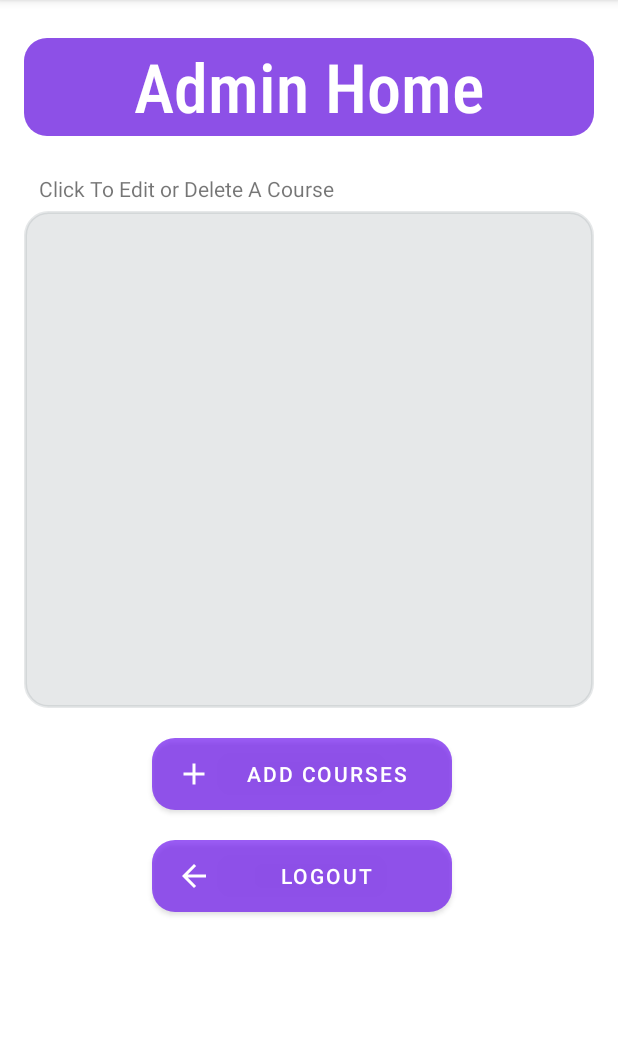
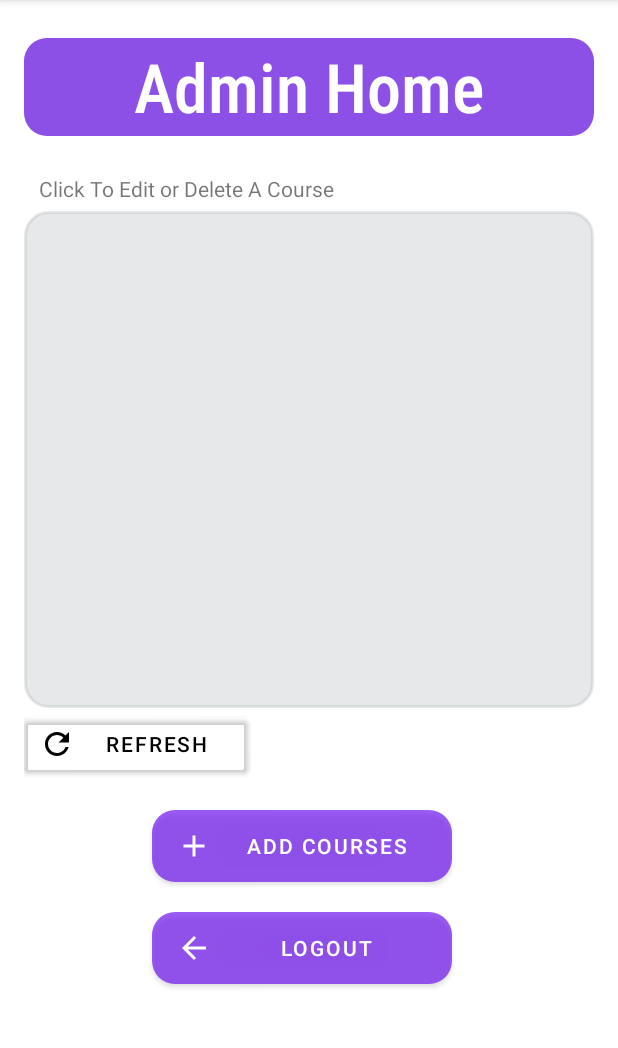
Before and after one commit to aks-456/b07-project, an Android app: the EditCourses screen opened directly, with no data from a screen before it, on a phone screen of 412 x 824 dp, the part 84-1132 px from its top. Run offline under Robolectric (Android 15) with nearby library versions, the phone set to English and light mode, and no system bars; our stand-ins replace Firebase (no records; nobody signed in at launch, a user with empty details on screens opened directly).

Commit message:
Final Changes

```diff
--- a/B07Project/app/src/main/java/com/example/b07project/LoginPresenter.java
+++ b/B07Project/app/src/main/java/com/example/b07project/LoginPresenter.java
@@ -2,8 +2,8 @@ package com.example.b07project;
 
 public class LoginPresenter implements LoginContract.LoginListener{
 
-    private LoginContract.LoginView login_view;
-    private LoginInt login_interactor;
+    private LoginContract.LoginView login_view; // view field
+    private LoginInt login_interactor; // model field
 
     public LoginPresenter(LoginContract.LoginView login_view)
     {
--- /dev/null
+++ b/B07Project/app/src/main/res/drawable/ic_baseline_refresh_24.xml
@@ -0,0 +1,5 @@
+<vector android:height="24dp" android:tint="#000000"
+    android:viewportHeight="24" android:viewportWidth="24"
+    android:width="24dp" xmlns:android="http://schemas.android.com/apk/res/android">
+    <path android:fillColor="@android:color/white" android:pathData="M17.65,6.35C16.2,4.9 14.21,4 12,4c-4.42,0 -7.99,3.58 -7.99,8s3.57,8 7.99,8c3.73,0 6.84,-2.55 7.73,-6h-2.08c-0.82,2.33 -3.04,4 -5.65,4 -3.31,0 -6,-2.69 -6,-6s2.69,-6 6,-6c1.66,0 3.14,0.69 4.22,1.78L13,11h7V4l-2.35,2.35z"/>
+</vector>
--- a/B07Project/app/src/main/res/layout/activity_edit_courses.xml
+++ b/B07Project/app/src/main/res/layout/activity_edit_courses.xml
@@ -17,7 +17,7 @@
         android:backgroundTint="#8D50E7"
         android:fontFamily="sans-serif-condensed-medium"
         android:gravity="center"
-        android:text="Admin Home"
+        android:text="@string/admin_home"
         android:textColor="@color/white"
         android:textSize="45sp" />
 
@@ -33,7 +33,6 @@
         android:layout_width="wrap_content"
         android:layout_height="331dp"
         android:layout_marginTop="5dp"
-        android:layout_marginBottom="20dp"
         android:background="@drawable/background_list_view"
         android:backgroundTint="#3B939A9E"
         android:cacheColorHint="#673AB7"
@@ -43,6 +42,18 @@
         android:paddingRight="10dp"
         android:paddingBottom="10dp"
         android:textAlignment="center" />
+
+    <Button
+        android:id="@+id/refresh"
+        android:layout_width="150dp"
+        android:layout_height="wrap_content"
+        android:layout_marginBottom="20dp"
+        android:backgroundTint="#008C8C8C"
+        android:drawableLeft="@drawable/ic_baseline_refresh_24"
+        android:paddingStart="10dp"
+        android:text="@string/refresh"
+        android:textAlignment="center"
+        android:textColor="#000000" />
 
     <Button
         android:id="@+id/button3"
@@ -63,7 +74,7 @@
         android:layout_marginTop="20dp"
         android:background="@drawable/background_button"
         android:drawableLeft="@drawable/ic_baseline_arrow_back_24"
-        android:text="Logout"
+        android:text="@string/logout"
         android:textAlignment="center" />
 
 </LinearLayout>
--- a/B07Project/app/src/main/res/values/strings.xml
+++ b/B07Project/app/src/main/res/values/strings.xml
@@ -45,4 +45,7 @@
     <string name="click_to_add_offerings">Click To Add Offerings</string>
     <string name="done">Done</string>
     <string name="course_code">Course Code</string>
+    <string name="admin_home">Admin Home</string>
+    <string name="logout">Logout</string>
+    <string name="refresh">Refresh</string>
 </resources>
```
Also changed, not shown: B07Project/app/src/main/java/com/example/b07project/EditCourseAdmin.java (+3 -4 lines), B07Project/app/src/main/java/com/example/b07project/EditCourses.java (+31 -12 lines).
